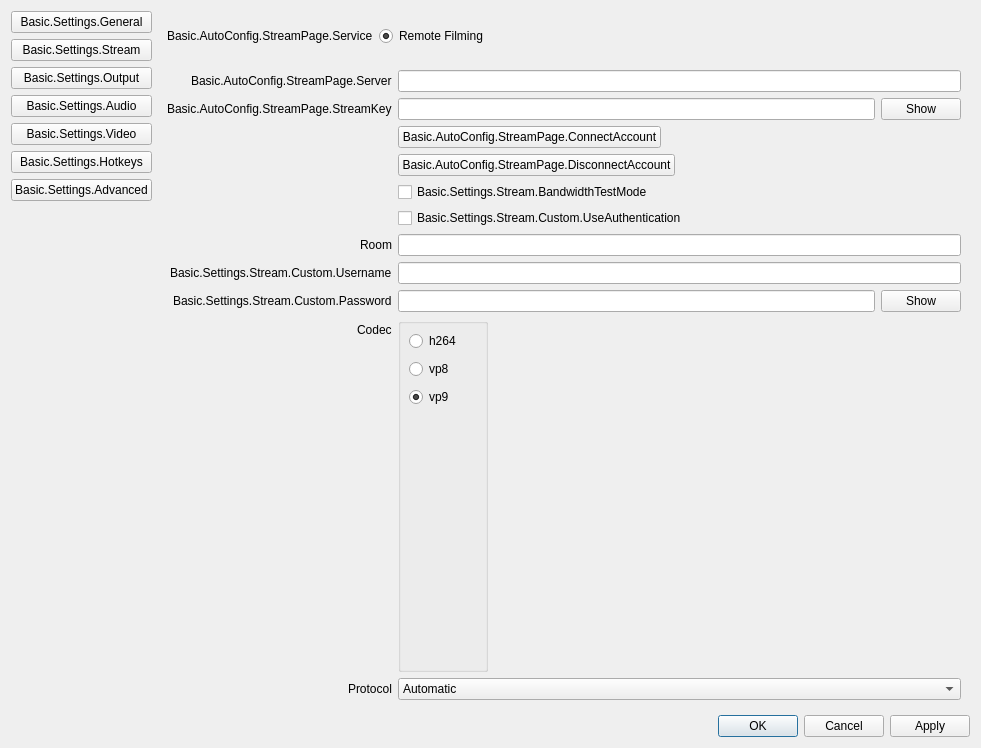
Qt form vendor_skins/RemoteFilming/UI/forms/OBSBasicSettings.ui (CoSMoSoftware/OBS-studio-webrtc) before a commit.
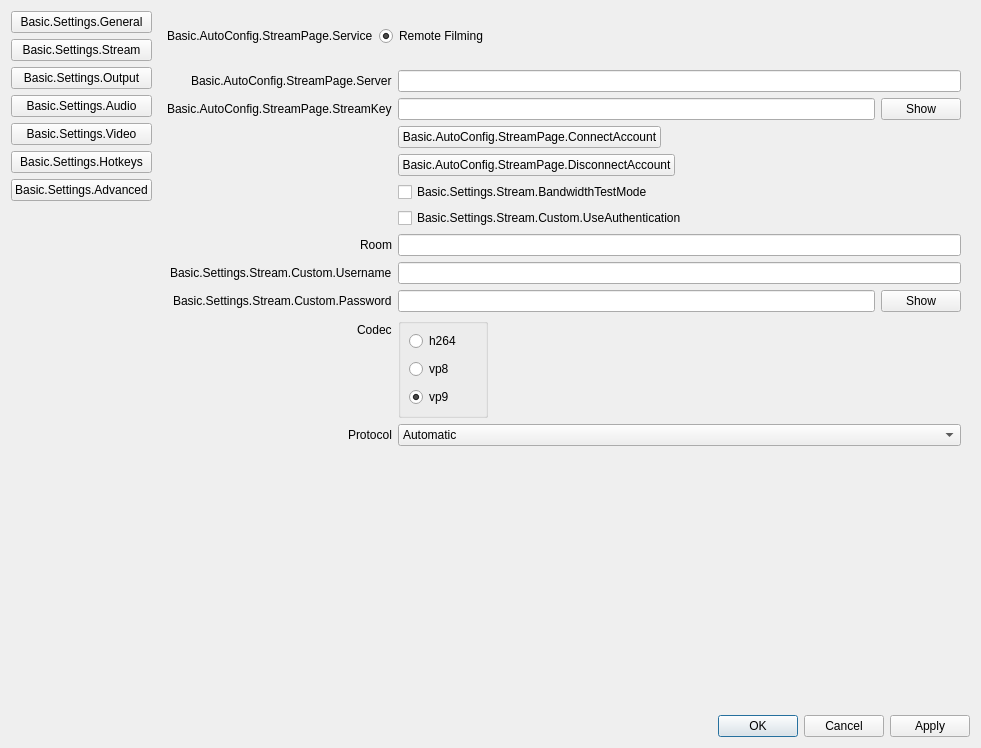
The same form after that commit. Icons and pictures are not drawn.

Commit message: ENH: re-enable the streamname UI for millicast service.

```diff
--- a/vendor_skins/RemoteFilming/UI/forms/OBSBasicSettings.ui
+++ b/vendor_skins/RemoteFilming/UI/forms/OBSBasicSettings.ui
@@ -1160,6 +1160,12 @@
                  <height>100</height>
                 </size>
                </property>
+               <property name="maximumSize">
+                <size>
+                 <width>90</width>
+                 <height>100</height>
+                </size>
+               </property>
                <property name="title">
                 <string/>
                </property>
@@ -1264,6 +1270,19 @@
              <item row="0" column="1">
               <widget class="QLineEdit" name="serverName"/>
              </item>
+             <item row="11" column="0" colspan="2">
+              <spacer name="verticalSpacer_4">
+               <property name="orientation">
+                <enum>Qt::Vertical</enum>
+               </property>
+               <property name="sizeHint" stdset="0">
+                <size>
+                 <width>40</width>
+                 <height>40</height>
+                </size>
+               </property>
+              </spacer>
+             </item>
             </layout>
            </widget>
           </widget>
```
Left out of the diff: 2 changed lines with no effect on the pictures. The commit also changes 2 other files.
